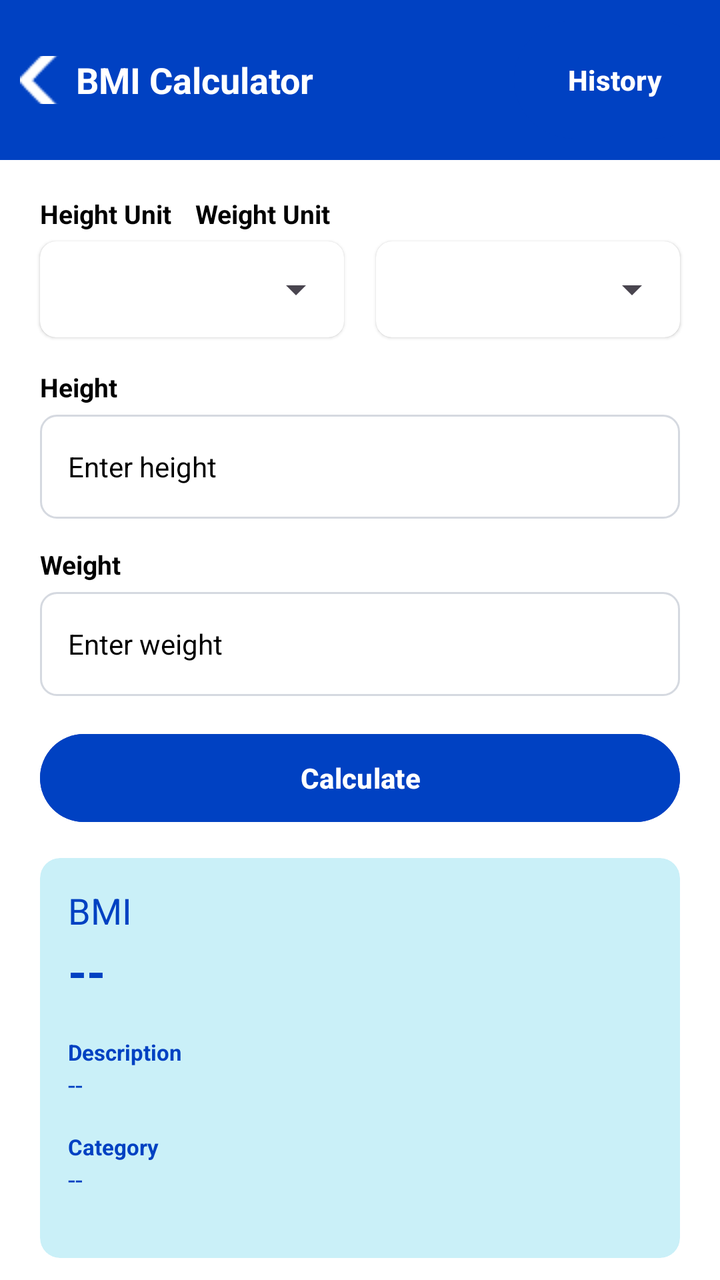
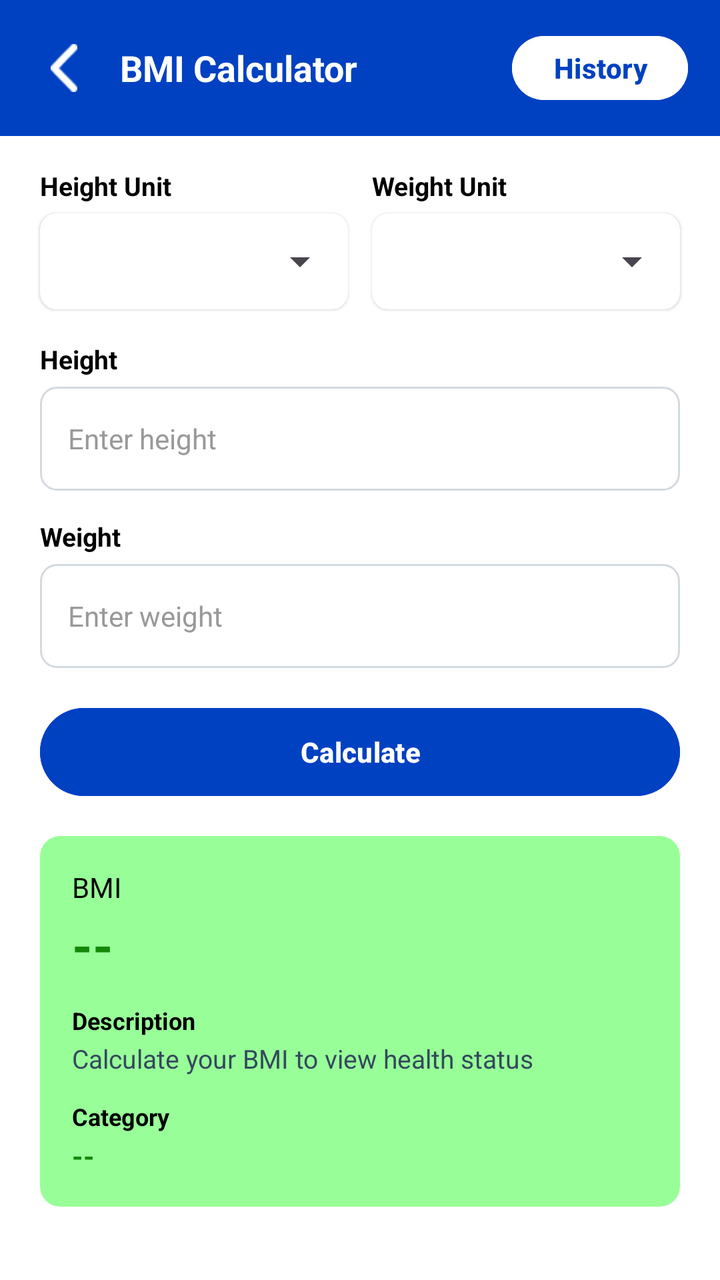

Screens rendered from an Android XML layout before and after an edit, with the pre-edit source and the edit as a unified diff.
<!-- AndroidManifest.xml: application theme Theme.Task_2 -->
<!-- res/layout/activity_bmi_calculator.xml -->
<?xml version="1.0" encoding="utf-8"?>
<androidx.constraintlayout.widget.ConstraintLayout
    xmlns:android="http://schemas.android.com/apk/res/android"
    xmlns:app="http://schemas.android.com/apk/res-auto"
    xmlns:tools="http://schemas.android.com/tools"
    android:id="@+id/main"
    android:layout_width="match_parent"
    android:layout_height="match_parent"
    android:background="@color/white"
    tools:context=".calculator">

    <LinearLayout
        android:id="@+id/headerLayout"
        android:layout_width="0dp"
        android:layout_height="80dp"
        android:background="@color/Blue"
        android:gravity="center_vertical"
        android:orientation="horizontal"
        android:paddingStart="8dp"
        android:paddingEnd="16dp"
        app:layout_constraintTop_toTopOf="parent"
        app:layout_constraintStart_toStartOf="parent"
        app:layout_constraintEnd_toEndOf="parent">

        <ImageButton
            android:id="@+id/backButton"
            android:layout_width="24dp"
            android:layout_height="24dp"
            android:background="?attr/selectableItemBackgroundBorderless"
            android:contentDescription="Back"
            android:padding="12dp"
            android:src="@drawable/ic_arrow_back"
            app:tint="@color/white" />

        <TextView
            android:layout_width="wrap_content"
            android:layout_height="wrap_content"
            android:layout_marginStart="6dp"
            android:text="BMI Calculator"
            android:textColor="@color/white"
            android:textSize="18sp"
            android:textStyle="bold" />

        <Button
            android:id="@+id/Historybtn"
            android:layout_width="100dp"
            android:layout_height="67dp"
            android:text="History"
            android:layout_marginStart="100dp"
            android:textColor="@color/white"
            android:textStyle="bold"
            android:clickable="true"
            android:backgroundTint="@color/Blue"/>

    </LinearLayout>

    <TextView
        android:id="@+id/heightUnitLabel"
        android:layout_width="wrap_content"
        android:layout_height="wrap_content"
        android:layout_marginStart="20dp"
        android:layout_marginTop="18dp"
        android:text="Height Unit"
        android:textColor="@color/black"
        android:textSize="13sp"
        android:textStyle="bold"
        app:layout_constraintTop_toBottomOf="@id/headerLayout"
        app:layout_constraintStart_toStartOf="parent" />

    <TextView
        android:id="@+id/weightUnitLabel"
        android:layout_width="wrap_content"
        android:layout_height="wrap_content"
        android:layout_marginStart="12dp"
        android:layout_marginTop="18dp"
        android:text="Weight Unit"
        android:textColor="@color/black"
        android:textSize="13sp"
        android:textStyle="bold"
        app:layout_constraintTop_toBottomOf="@id/headerLayout"
        app:layout_constraintStart_toEndOf="@id/heightUnitLabel" />

    <androidx.cardview.widget.CardView
        android:id="@+id/heightUnitCard"
        android:layout_width="0dp"
        android:layout_height="48dp"
        android:layout_marginStart="20dp"
        android:layout_marginTop="5dp"
        android:layout_marginEnd="8dp"
        app:cardBackgroundColor="@color/white"
        app:cardCornerRadius="8dp"
        app:cardElevation="1dp"
        app:layout_constraintTop_toBottomOf="@id/heightUnitLabel"
        app:layout_constraintStart_toStartOf="parent"
        app:layout_constraintEnd_toStartOf="@id/weightUnitCard">

        <Spinner
            android:id="@+id/heightUnitSpinner"
            android:layout_width="match_parent"
            android:layout_height="match_parent"
            android:paddingStart="8dp"
            android:paddingEnd="5dp"/>

    </androidx.cardview.widget.CardView>

    <androidx.cardview.widget.CardView
        android:id="@+id/weightUnitCard"
        android:layout_width="0dp"
        android:layout_height="48dp"
        android:layout_marginStart="8dp"
        android:layout_marginTop="5dp"
        android:layout_marginEnd="20dp"
        app:cardBackgroundColor="@color/white"
        app:cardCornerRadius="8dp"
        app:cardElevation="1dp"
        app:layout_constraintTop_toBottomOf="@id/weightUnitLabel"
        app:layout_constraintStart_toEndOf="@id/heightUnitCard"
        app:layout_constraintEnd_toEndOf="parent">

        <Spinner
            android:id="@+id/weightUnitSpinner"
            android:layout_width="match_parent"
            android:layout_height="match_parent"
            android:paddingStart="8dp"
            android:paddingEnd="5dp" />

    </androidx.cardview.widget.CardView>

    <TextView
        android:id="@+id/heightLabel"
        android:layout_width="wrap_content"
        android:layout_height="wrap_content"
        android:layout_marginStart="20dp"
        android:layout_marginTop="16dp"
        android:text="Height"
        android:textColor="@color/black"
        android:textSize="13sp"
        android:textStyle="bold"
        app:layout_constraintTop_toBottomOf="@id/heightUnitCard"
        app:layout_constraintStart_toStartOf="parent" />

    <EditText
        android:id="@+id/height"
        android:layout_width="0dp"
        android:layout_height="52dp"
        android:layout_marginStart="20dp"
        android:layout_marginTop="5dp"
        android:layout_marginEnd="20dp"
        android:background="@drawable/input_box"
        android:hint="Enter height"
        android:inputType="numberDecimal"
        android:paddingStart="14dp"
        android:paddingEnd="14dp"
        android:singleLine="true"
        android:textColor="@color/black"
        android:textColorHint="@color/black"
        android:textSize="14sp"
        app:layout_constraintTop_toBottomOf="@id/heightLabel"
        app:layout_constraintStart_toStartOf="parent"
        app:layout_constraintEnd_toEndOf="parent" />

    <TextView
        android:id="@+id/weightLabel"
        android:layout_width="wrap_content"
        android:layout_height="wrap_content"
        android:layout_marginStart="20dp"
        android:layout_marginTop="14dp"
        android:text="Weight"
        android:textColor="@color/black"
        android:textSize="13sp"
        android:textStyle="bold"
        app:layout_constraintTop_toBottomOf="@id/height"
        app:layout_constraintStart_toStartOf="parent" />

    <EditText
        android:id="@+id/weight"
        android:layout_width="0dp"
        android:layout_height="52dp"
        android:layout_marginStart="20dp"
        android:layout_marginTop="5dp"
        android:layout_marginEnd="20dp"
        android:background="@drawable/input_box"
        android:hint="Enter weight"
        android:inputType="numberDecimal"
        android:paddingStart="14dp"
        android:paddingEnd="14dp"
        android:singleLine="true"
        android:textColor="@color/black"
        android:textColorHint="@color/black"
        android:textSize="14sp"
        app:layout_constraintTop_toBottomOf="@id/weightLabel"
        app:layout_constraintStart_toStartOf="parent"
        app:layout_constraintEnd_toEndOf="parent" />

    <Button
        android:id="@+id/btnCalculate"
        android:layout_width="0dp"
        android:layout_height="52dp"
        android:layout_marginStart="20dp"
        android:layout_marginTop="15dp"
        android:layout_marginEnd="20dp"
        android:drawableTint="@color/Blue"
        android:text="Calculate"
        android:textAllCaps="false"
        android:textColor="@color/white"
        android:textSize="14sp"
        android:textStyle="bold"
        app:layout_constraintTop_toBottomOf="@id/weight"
        app:layout_constraintStart_toStartOf="parent"
        app:layout_constraintEnd_toEndOf="parent"
        android:backgroundTint="@color/Blue"/>

    <androidx.cardview.widget.CardView
        android:id="@+id/resultCard"
        android:layout_width="0dp"
        android:layout_height="200dp"
        android:layout_marginStart="20dp"
        android:layout_marginTop="14dp"
        android:layout_marginEnd="20dp"
        app:cardBackgroundColor="@color/light_blue"
        app:cardCornerRadius="10dp"
        app:cardElevation="0dp"
        app:layout_constraintTop_toBottomOf="@id/btnCalculate"
        app:layout_constraintStart_toStartOf="parent"
        app:layout_constraintEnd_toEndOf="parent">

        <LinearLayout
            android:layout_width="match_parent"
            android:layout_height="200dp"
            android:orientation="vertical"
            android:padding="14dp">

            <TextView
                android:layout_width="wrap_content"
                android:layout_height="wrap_content"
                android:text="BMI"
                android:textColor="@color/Blue"
                android:textSize="18sp" />

            <TextView
                android:id="@+id/BMIvalue"
                android:layout_width="wrap_content"
                android:layout_height="wrap_content"
                android:layout_marginTop="2dp"
                android:text="--"
                android:textColor="@color/Blue"
                android:textSize="24sp"
                android:textStyle="bold" />

            <TextView
                android:id="@+id/Descriptionhead"
                android:layout_width="wrap_content"
                android:layout_height="wrap_content"
                android:layout_marginTop="17dp"
                android:text="Description"
                android:textStyle="bold"
                android:textColor="@color/Blue"
                android:textSize="11sp" />

            <TextView
                android:id="@+id/Description"
                android:layout_width="wrap_content"
                android:layout_height="wrap_content"
                android:text="--"
                android:textColor="@color/Blue"
                android:textSize="13sp"/>


            <TextView
                android:layout_width="wrap_content"
                android:layout_height="wrap_content"
                android:layout_marginTop="15dp"
                android:text="Category"
                android:textColor="@color/Blue"
                android:textSize="11sp"
                android:textStyle="bold"/>

            <TextView
                android:id="@+id/Categorytype"
                android:layout_width="wrap_content"
                android:layout_height="wrap_content"
                android:text="--"
                android:textColor="@color/Blue"
                android:textSize="13sp"/>

        </LinearLayout>

    </androidx.cardview.widget.CardView>

</androidx.constraintlayout.widget.ConstraintLayout>
<!-- resources referenced by this layout -->
<resources>
  <color name="Blue">#0041C2</color>
  <color name="black">#FF000000</color>
  <color name="light_blue">#CAF0F8</color>
  <color name="white">#FFFFFFFF</color>
  <!-- drawable ic_arrow_back: png bitmap (drawable, 340 bytes) -->
  <!-- drawable input_box (drawable) -->
  <?xml version="1.0" encoding="utf-8"?>
  <shape xmlns:android="http://schemas.android.com/apk/res/android"
      android:shape="rectangle">
  
      <solid android:color="@color/white" />
  
      <stroke
          android:width="1dp"
          android:color="#D5D9E0" />
  
      <corners android:radius="8dp" />
  
  </shape>
  <style name="Theme.Task_2" parent="Base.Theme.Task_2" />
  <style name="Base.Theme.Task_2" parent="Theme.Material3.DayNight.NoActionBar">
          
          <item name="colorPrimary">@color/Blue</item>
          <item name="colorPrimaryVariant">@color/Blue</item>
          <item name="android:statusBarColor">@color/Blue</item>
      </style>
</resources>

<!-- the commit's change to res/layout/activity_bmi_calculator.xml (unified diff, before → after) -->
@@ -12,30 +12,35 @@
     <LinearLayout
         android:id="@+id/headerLayout"
         android:layout_width="0dp"
-        android:layout_height="80dp"
+        android:layout_height="wrap_content"
+        android:minHeight="64dp"
         android:background="@color/Blue"
         android:gravity="center_vertical"
         android:orientation="horizontal"
         android:paddingStart="8dp"
         android:paddingEnd="16dp"
+        android:paddingTop="10dp"
+        android:paddingBottom="10dp"
         app:layout_constraintTop_toTopOf="parent"
         app:layout_constraintStart_toStartOf="parent"
         app:layout_constraintEnd_toEndOf="parent">
 
         <ImageButton
             android:id="@+id/backButton"
-            android:layout_width="24dp"
-            android:layout_height="24dp"
+            android:layout_width="48dp"
+            android:layout_height="48dp"
             android:background="?attr/selectableItemBackgroundBorderless"
             android:contentDescription="Back"
             android:padding="12dp"
+            android:scaleType="fitCenter"
             android:src="@drawable/ic_arrow_back"
             app:tint="@color/white" />
 
         <TextView
-            android:layout_width="wrap_content"
+            android:layout_width="0dp"
             android:layout_height="wrap_content"
-            android:layout_marginStart="6dp"
+            android:layout_marginStart="4dp"
+            android:layout_weight="1"
             android:text="BMI Calculator"
             android:textColor="@color/white"
             android:textSize="18sp"
@@ -43,50 +48,56 @@
 
         <Button
             android:id="@+id/Historybtn"
-            android:layout_width="100dp"
-            android:layout_height="67dp"
+            android:layout_width="wrap_content"
+            android:layout_height="40dp"
             android:text="History"
-            android:layout_marginStart="100dp"
-            android:textColor="@color/white"
+            android:textColor="@color/Blue"
             android:textStyle="bold"
-            android:clickable="true"
-            android:backgroundTint="@color/Blue"/>
+            android:paddingStart="16dp"
+            android:paddingEnd="16dp"
+            android:backgroundTint="@color/white" />
 
     </LinearLayout>
 
+    
     <TextView
         android:id="@+id/heightUnitLabel"
-        android:layout_width="wrap_content"
-        android:layout_height="wrap_content"
-        android:layout_marginStart="20dp"
-        android:layout_marginTop="18dp"
+        android:layout_width="0dp"
+        android:layout_height="wrap_content"
+        android:layout_marginStart="20dp"
+        android:layout_marginTop="16dp"
+        android:layout_marginEnd="6dp"
         android:text="Height Unit"
         android:textColor="@color/black"
         android:textSize="13sp"
         android:textStyle="bold"
         app:layout_constraintTop_toBottomOf="@id/headerLayout"
-        app:layout_constraintStart_toStartOf="parent" />
+        app:layout_constraintStart_toStartOf="parent"
+        app:layout_constraintEnd_toStartOf="@id/weightUnitLabel" />
 
     <TextView
         android:id="@+id/weightUnitLabel"
-        android:layout_width="wrap_content"
-        android:layout_height="wrap_content"
-        android:layout_marginStart="12dp"
-        android:layout_marginTop="18dp"
+        android:layout_width="0dp"
+        android:layout_height="wrap_content"
+        android:layout_marginStart="6dp"
+        android:layout_marginTop="16dp"
+        android:layout_marginEnd="20dp"
         android:text="Weight Unit"
         android:textColor="@color/black"
         android:textSize="13sp"
         android:textStyle="bold"
         app:layout_constraintTop_toBottomOf="@id/headerLayout"
-        app:layout_constraintStart_toEndOf="@id/heightUnitLabel" />
-
+        app:layout_constraintStart_toEndOf="@id/heightUnitLabel"
+        app:layout_constraintEnd_toEndOf="parent" />
+
+    
     <androidx.cardview.widget.CardView
         android:id="@+id/heightUnitCard"
         android:layout_width="0dp"
         android:layout_height="48dp"
         android:layout_marginStart="20dp"
         android:layout_marginTop="5dp"
-        android:layout_marginEnd="8dp"
+        android:layout_marginEnd="6dp"
         app:cardBackgroundColor="@color/white"
         app:cardCornerRadius="8dp"
         app:cardElevation="1dp"
@@ -99,7 +110,7 @@
             android:layout_width="match_parent"
             android:layout_height="match_parent"
             android:paddingStart="8dp"
-            android:paddingEnd="5dp"/>
+            android:paddingEnd="8dp"/>
 
     </androidx.cardview.widget.CardView>
 
@@ -107,7 +118,7 @@
         android:id="@+id/weightUnitCard"
         android:layout_width="0dp"
         android:layout_height="48dp"
-        android:layout_marginStart="8dp"
+        android:layout_marginStart="6dp"
         android:layout_marginTop="5dp"
         android:layout_marginEnd="20dp"
         app:cardBackgroundColor="@color/white"
@@ -122,10 +133,11 @@
             android:layout_width="match_parent"
             android:layout_height="match_parent"
             android:paddingStart="8dp"
-            android:paddingEnd="5dp" />
+            android:paddingEnd="8dp" />
 
     </androidx.cardview.widget.CardView>
 
+    
     <TextView
         android:id="@+id/heightLabel"
         android:layout_width="wrap_content"
@@ -153,12 +165,13 @@
         android:paddingEnd="14dp"
         android:singleLine="true"
         android:textColor="@color/black"
-        android:textColorHint="@color/black"
+        android:textColorHint="@color/light_grey"
         android:textSize="14sp"
         app:layout_constraintTop_toBottomOf="@id/heightLabel"
         app:layout_constraintStart_toStartOf="parent"
         app:layout_constraintEnd_toEndOf="parent" />
 
+    
     <TextView
         android:id="@+id/weightLabel"
         android:layout_width="wrap_content"
@@ -186,20 +199,21 @@
         android:paddingEnd="14dp"
         android:singleLine="true"
         android:textColor="@color/black"
-        android:textColorHint="@color/black"
+        android:textColorHint="@color/light_grey"
         android:textSize="14sp"
         app:layout_constraintTop_toBottomOf="@id/weightLabel"
         app:layout_constraintStart_toStartOf="parent"
         app:layout_constraintEnd_toEndOf="parent" />
 
+    
     <Button
         android:id="@+id/btnCalculate"
         android:layout_width="0dp"
         android:layout_height="52dp"
         android:layout_marginStart="20dp"
-        android:layout_marginTop="15dp"
-        android:layout_marginEnd="20dp"
-        android:drawableTint="@color/Blue"
+        android:layout_marginTop="16dp"
+        android:layout_marginEnd="20dp"
+        android:backgroundTint="@color/Blue"
         android:text="Calculate"
         android:textAllCaps="false"
         android:textColor="@color/white"
@@ -207,17 +221,17 @@
         android:textStyle="bold"
         app:layout_constraintTop_toBottomOf="@id/weight"
         app:layout_constraintStart_toStartOf="parent"
-        app:layout_constraintEnd_toEndOf="parent"
-        android:backgroundTint="@color/Blue"/>
-
+        app:layout_constraintEnd_toEndOf="parent" />
+
+    
     <androidx.cardview.widget.CardView
         android:id="@+id/resultCard"
         android:layout_width="0dp"
-        android:layout_height="200dp"
-        android:layout_marginStart="20dp"
-        android:layout_marginTop="14dp"
-        android:layout_marginEnd="20dp"
-        app:cardBackgroundColor="@color/light_blue"
+        android:layout_height="wrap_content"
+        android:layout_marginStart="20dp"
+        android:layout_marginTop="16dp"
+        android:layout_marginEnd="20dp"
+        app:cardBackgroundColor="@color/light_green"
         app:cardCornerRadius="10dp"
         app:cardElevation="0dp"
         app:layout_constraintTop_toBottomOf="@id/btnCalculate"
@@ -226,16 +240,16 @@
 
         <LinearLayout
             android:layout_width="match_parent"
-            android:layout_height="200dp"
+            android:layout_height="wrap_content"
             android:orientation="vertical"
-            android:padding="14dp">
+            android:padding="16dp">
 
             <TextView
                 android:layout_width="wrap_content"
                 android:layout_height="wrap_content"
                 android:text="BMI"
-                android:textColor="@color/Blue"
-                android:textSize="18sp" />
+                android:textColor="@color/black"
+                android:textSize="14sp" />
 
             <TextView
                 android:id="@+id/BMIvalue"
@@ -243,45 +257,47 @@
                 android:layout_height="wrap_content"
                 android:layout_marginTop="2dp"
                 android:text="--"
-                android:textColor="@color/Blue"
-                android:textSize="24sp"
+                android:textColor="@color/Green"
+                android:textSize="26sp"
                 android:textStyle="bold" />
 
             <TextView
                 android:id="@+id/Descriptionhead"
                 android:layout_width="wrap_content"
                 android:layout_height="wrap_content"
-                android:layout_marginTop="17dp"
+                android:layout_marginTop="12dp"
                 android:text="Description"
-                android:textStyle="bold"
-                android:textColor="@color/Blue"
-                android:textSize="11sp" />
+                android:textColor="@color/black"
+                android:textSize="12sp"
+                android:textStyle="bold" />
 
             <TextView
                 android:id="@+id/Description"
                 android:layout_width="wrap_content"
                 android:layout_height="wrap_content"
+                android:layout_marginTop="2dp"
+                android:text="Calculate your BMI to view health status"
+                android:textColor="#34495E"
+                android:textSize="13sp" />
+
+            <TextView
+                android:layout_width="wrap_content"
+                android:layout_height="wrap_content"
+                android:layout_marginTop="12dp"
+                android:text="Category"
+                android:textColor="@color/black"
+                android:textSize="12sp"
+                android:textStyle="bold" />
+
+            <TextView
+                android:id="@+id/Categorytype"
+                android:layout_width="wrap_content"
+                android:layout_height="wrap_content"
+                android:layout_marginTop="2dp"
                 android:text="--"
-                android:textColor="@color/Blue"
-                android:textSize="13sp"/>
-
-
-            <TextView
-                android:layout_width="wrap_content"
-                android:layout_height="wrap_content"
-                android:layout_marginTop="15dp"
-                android:text="Category"
-                android:textColor="@color/Blue"
-                android:textSize="11sp"
-                android:textStyle="bold"/>
-
-            <TextView
-                android:id="@+id/Categorytype"
-                android:layout_width="wrap_content"
-                android:layout_height="wrap_content"
-                android:text="--"
-                android:textColor="@color/Blue"
-                android:textSize="13sp"/>
+                android:textColor="@color/Green"
+                android:textSize="14sp"
+                android:textStyle="bold" />
 
         </LinearLayout>
 
<!-- resource entries referenced after the edit -->
@@ -1,8 +1,10 @@
 <!-- resources referenced by this layout -->
 <resources>
   <color name="Blue">#0041C2</color>
+  <color name="Green">#138808</color>
   <color name="black">#FF000000</color>
-  <color name="light_blue">#CAF0F8</color>
+  <color name="light_green">#98FF98</color>
+  <color name="light_grey">#999999</color>
   <color name="white">#FFFFFFFF</color>
   <!-- drawable ic_arrow_back: png bitmap (drawable, 340 bytes) -->
   <!-- drawable input_box (drawable) -->
